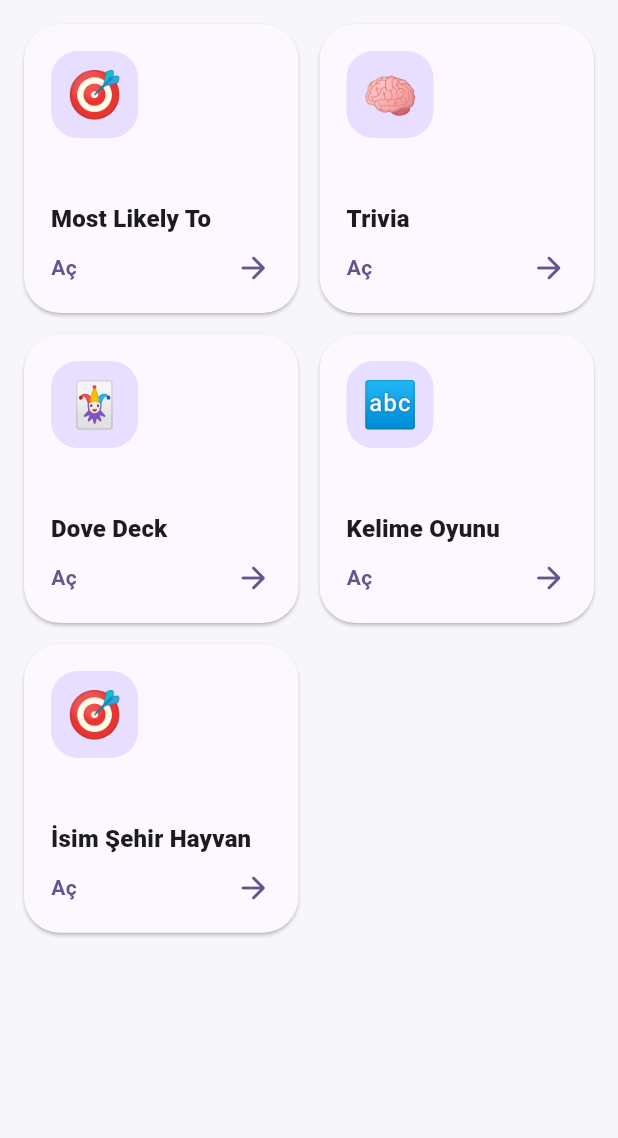
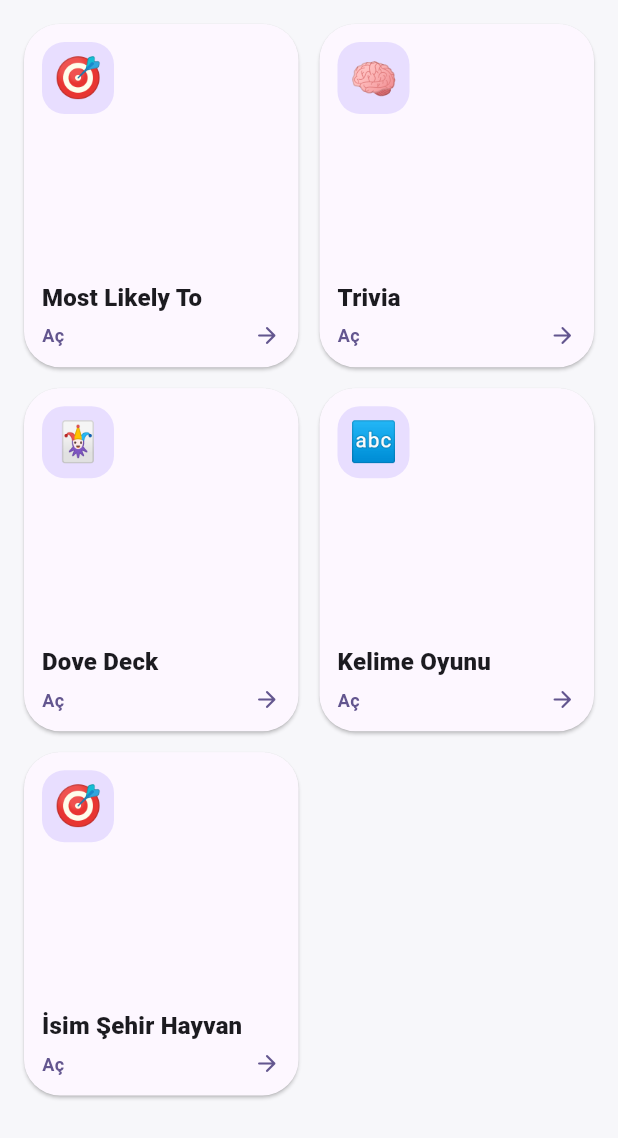
Before and after one commit to menderes-ucar/turtledove, a Flutter app: the GamesTabScreen widget shown alone on an empty page, opened directly, on a phone screen of 412 x 824 dp. Shown: the top 1138 px of the screen. Run offline on Flutter 3.47's test engine with Material 3 defaults, Android fonts, the phone set to English and light mode, and no system bars; our stand-ins replace audioplayers, firebase_core, firebase_messaging, flutter_dotenv, flutter_image_compress, flutter_local_notifications and 5 more; missing offline and left inert: android_pip, countries_world_map, country_state_city, flutter_3d_controller, flutter_webrtc, mediasfu_mediasoup_client and 1 more; accounts and stored records are empty; network calls fail.

Commit message:
Fix game grid card overflow on smaller screens

```diff
--- a/lib/screens/home/home_screen.dart
+++ b/lib/screens/home/home_screen.dart
@@ -1674,7 +1674,7 @@ class GamesTabScreen extends StatelessWidget {
       padding: const EdgeInsets.all(16),
       mainAxisSpacing: 14,
       crossAxisSpacing: 14,
-      childAspectRatio: 0.95,
+      childAspectRatio: 0.80,
       children: [
         GameCard(title: AppStrings.of(context).gameMostLikely, emoji: '🎯', onTap: () => context.go('/home/game-lobby/most_likely_to')),
         GameCard(title: AppStrings.of(context).gameTrivia, emoji: '🧠', onTap: () => context.go('/home/game-lobby/trivia')),
@@ -1703,20 +1703,20 @@ class GameCard extends StatelessWidget {
         onTap: onTap,
         borderRadius: BorderRadius.circular(24),
         child: Padding(
-          padding: const EdgeInsets.all(18),
+          padding: const EdgeInsets.all(12),
           child: Column(
             crossAxisAlignment: CrossAxisAlignment.start,
             children: [
               Container(
-                width: 58, height: 58,
-                decoration: BoxDecoration(color: scheme.primaryContainer, borderRadius: BorderRadius.circular(18)),
+                width: 48, height: 48,
+                decoration: BoxDecoration(color: scheme.primaryContainer, borderRadius: BorderRadius.circular(15)),
                 alignment: Alignment.center,
-                child: Text(emoji, style: const TextStyle(fontSize: 30)),
+                child: Text(emoji, style: const TextStyle(fontSize: 26)),
               ),
               Spacer(),
               Text(title, maxLines: 2, overflow: TextOverflow.ellipsis, style: Theme.of(context).textTheme.titleMedium?.copyWith(fontWeight: FontWeight.w900)),
-              SizedBox(height: 8),
-              Row(children: [Expanded(child: Text(AppStrings.of(context).open, style: TextStyle(color: scheme.primary, fontWeight: FontWeight.w700))), Icon(Icons.arrow_forward_rounded, color: scheme.primary)]),
+              SizedBox(height: 4),
+              Row(children: [Expanded(child: Text(AppStrings.of(context).open, maxLines: 1, overflow: TextOverflow.ellipsis, style: TextStyle(fontSize: 12, color: scheme.primary, fontWeight: FontWeight.w700))), Icon(Icons.arrow_forward_rounded, size: 18, color: scheme.primary)]),
             ],
           ),
         ),
```
